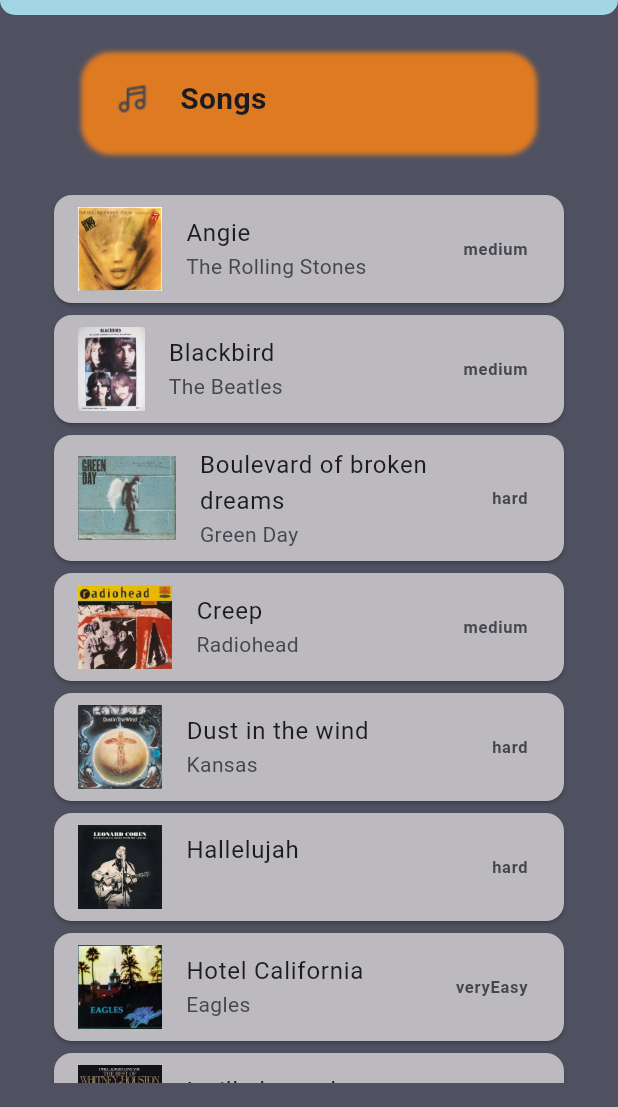
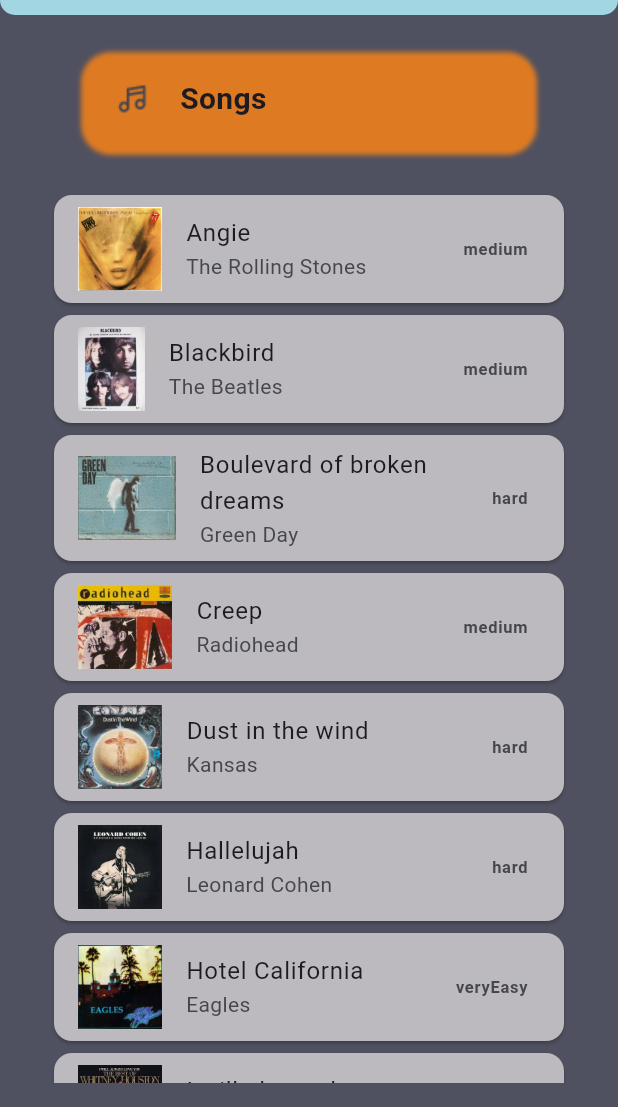
Before and after one commit to Miguele73/easy_guitalele_app, a Flutter app: the SongListScreen screen opened by its route, on a phone screen of 412 x 824 dp, the part 129-1236 px from its top. Run offline on Flutter 3.47's test engine with Material 3 defaults, Android fonts, the phone set to English and light mode, and no system bars; our stand-ins replace google_fonts; Roboto replaces fonts that are missing (Rye).

Commit message:
Update Song and SongListScreen to utilize DatabaseRepository for song data management

```diff
--- a/lib/src/data/mock_database_repository.dart
+++ b/lib/src/data/mock_database_repository.dart
@@ -97,7 +97,7 @@
       coverUrl: 'assets/covers/hallelujah.png',
 
       difficulty: SongDifficulty.hard,
-      artist: null,
+      artist: Artist(name: 'Leonard Cohen'),
       lengthOfSong: null,
     ),
     Song(
--- a/lib/src/features/screen/song_list_screen.dart
+++ b/lib/src/features/screen/song_list_screen.dart
@@ -37,7 +37,7 @@
               Expanded(
                 child: ListView.builder(
                   shrinkWrap: false,
-                  itemCount: Song.length,
+                  itemCount: widget.myRepository.getSongs().length,
                   itemBuilder: (context, index) {
                     final Song currentSong =
                         widget.myRepository.getSongs()[index];
@@ -52,11 +52,8 @@
                             currentSong.difficulty.toString().split('.').last,
                             style: const TextStyle(fontWeight: FontWeight.bold),
                           ),
-                          leading: Image.asset(
-                            currentSong.coverUrl,
-                            // fit: BoxFit.cover,
-                          ),
-                          // leading: const Icon(Icons.music_note),
+                          leading: Image.asset(currentSong.coverUrl),
+
                           onTap: () {
                             Navigator.push(
                               context,
```
Also changed, not shown: lib/src/features/screen/song_detail_selection_screen.dart (+9 -2 lines).
